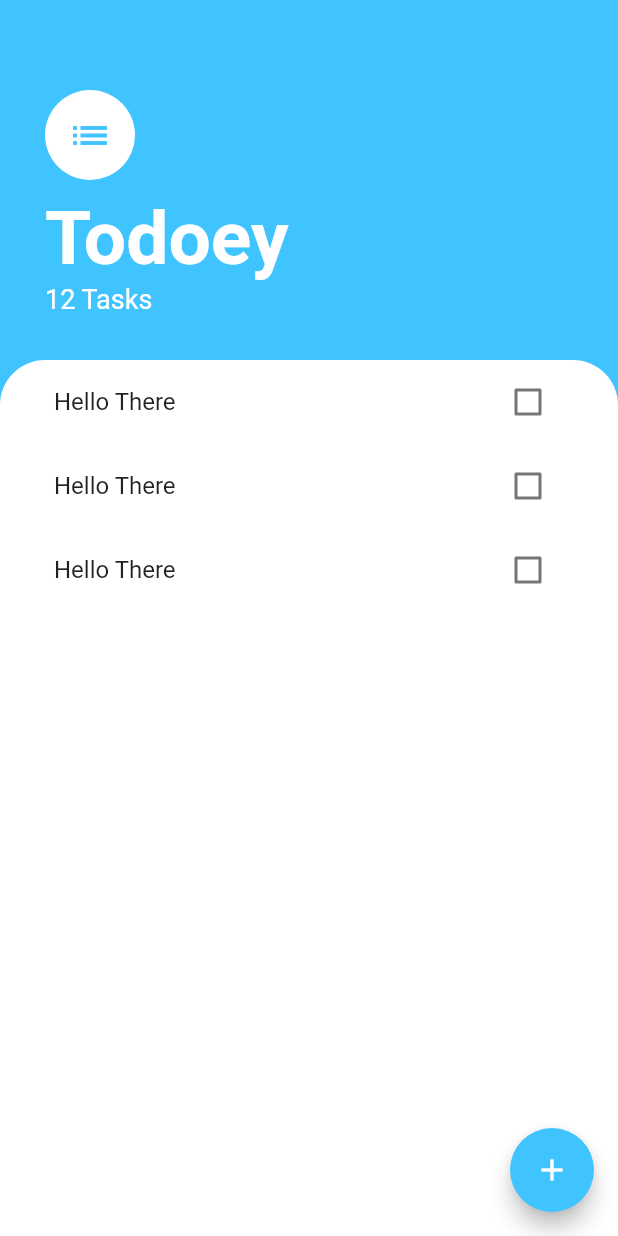
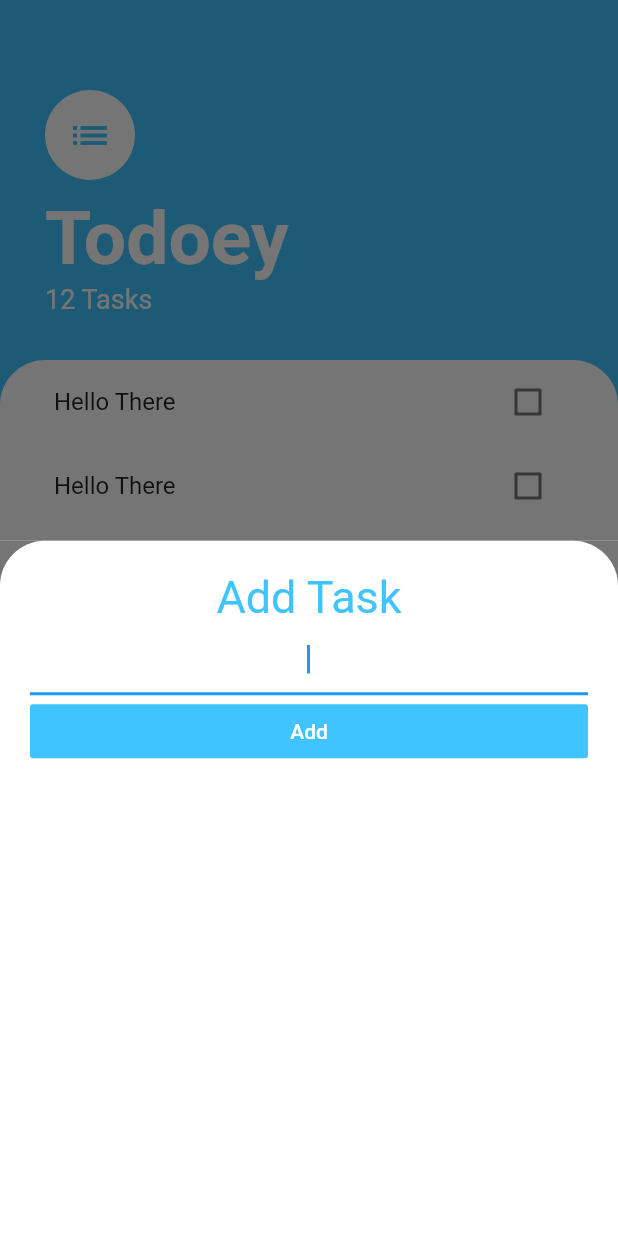
Before and after one commit to sgmagar/todoey, a Flutter app: the screen it shows after launch, after a tap on the "add" icon, on a phone screen of 412 x 824 dp. Run offline on Flutter 3.47's test engine with Material 2 defaults, Android fonts, the phone set to English and light mode, and no system bars.

Commit message:
add add_task screen

```diff
--- /dev/null
+++ b/lib/screens/add_task.dart
@@ -0,0 +1,49 @@
+import 'package:flutter/material.dart';
+
+class AddTaskScreen extends StatelessWidget {
+  @override
+  Widget build(BuildContext context) {
+    return Container(
+      color: Color(0xFF757575),
+      child: Container(
+        padding: EdgeInsets.all(20.0),
+        decoration: BoxDecoration(
+          color: Colors.white,
+          borderRadius: BorderRadius.only(
+            topLeft: Radius.circular(30.0),
+            topRight: Radius.circular(30.0),
+          ),
+        ),
+        child: Column(
+          crossAxisAlignment: CrossAxisAlignment.stretch,
+          children: <Widget>[
+            Text(
+              "Add Task",
+              textAlign: TextAlign.center,
+              style: TextStyle(
+                color: Colors.lightBlueAccent,
+                fontSize: 30.0,
+              ),
+            ),
+            TextField(
+              autofocus: true,
+              textAlign: TextAlign.center,
+            ),
+            FlatButton(
+              color: Colors.lightBlueAccent,
+              child: Text(
+                "Add",
+                style: TextStyle(
+                  color: Colors.white,
+                ),
+              ),
+              onPressed: () {
+                // Add our task to the list
+              },
+            )
+          ],
+        ),
+      ),
+    );
+  }
+}
--- a/lib/screens/tasks_screen.dart
+++ b/lib/screens/tasks_screen.dart
@@ -1,5 +1,6 @@
 import 'package:flutter/material.dart';
 import 'package:todoey/components/tasks_list.dart';
+import 'package:todoey/screens/add_task.dart';
 
 class TasksScreen extends StatelessWidget {
   @override
@@ -8,7 +9,8 @@ class TasksScreen extends StatelessWidget {
       backgroundColor: Colors.lightBlueAccent,
       floatingActionButton: FloatingActionButton(
         onPressed: () {
-          // show Input field to add task
+          showModalBottomSheet(
+              context: context, builder: (context) => AddTaskScreen());
         },
         backgroundColor: Colors.lightBlueAccent,
         child: Icon(Icons.add),
```
